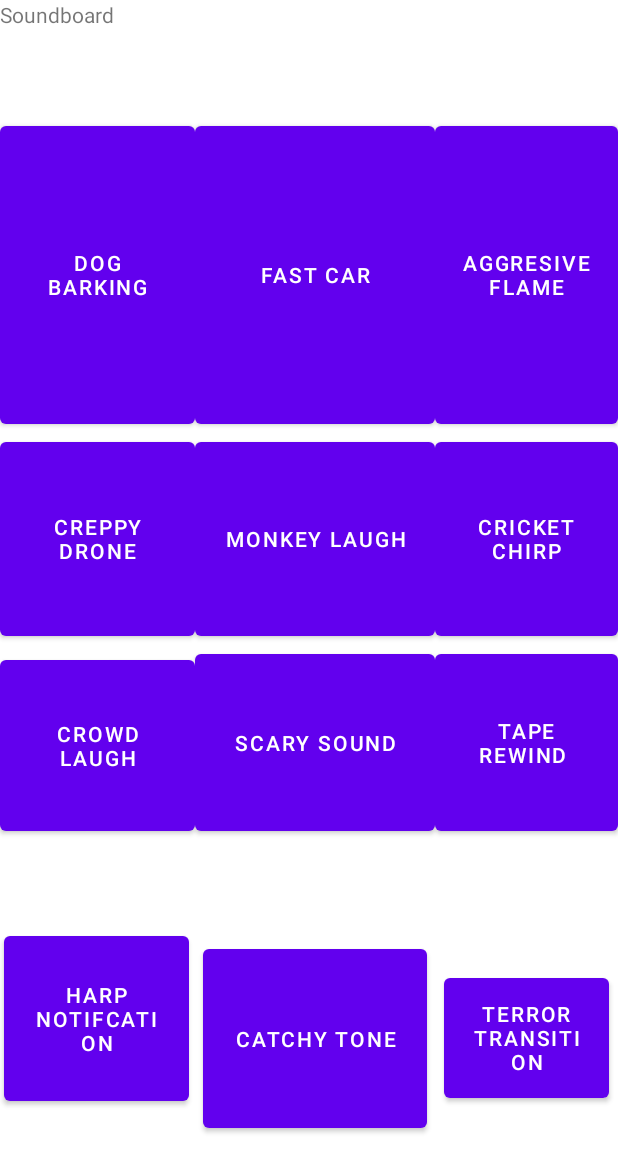
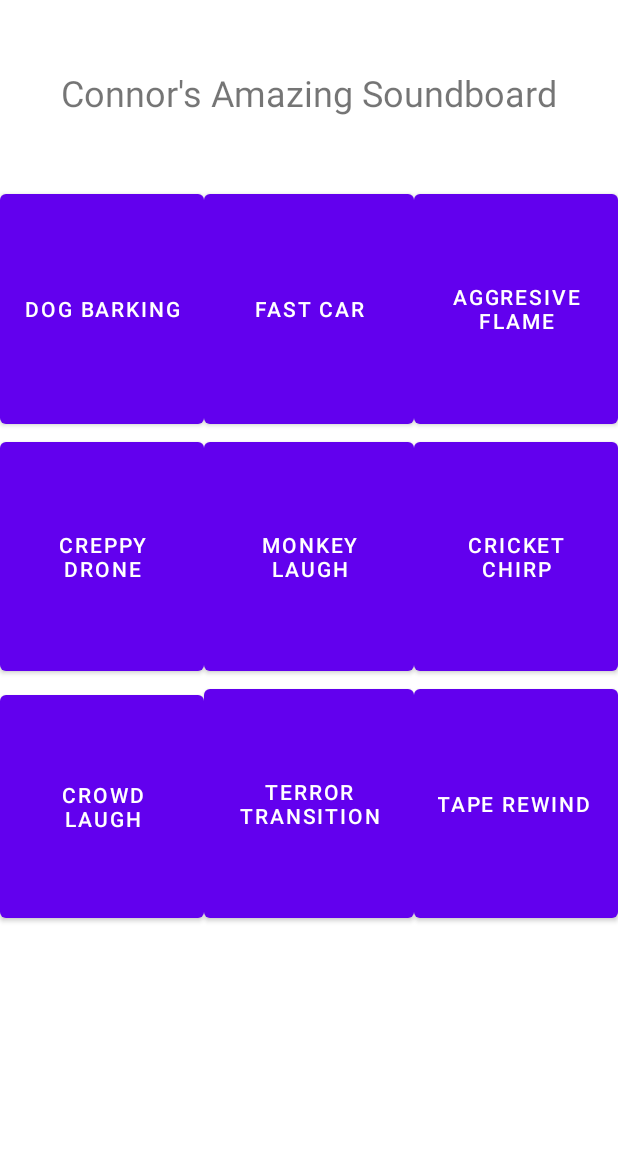
Before and after one commit to connorenglis/SoundBoard, an Android app: the MainActivity screen opened directly, with no data from a screen before it, on a phone screen of 412 x 824 dp. Shown: the top 1172 px of the screen. Run offline under Robolectric (Android 15) with nearby library versions, the phone set to English and light mode, and no system bars.

Commit message:
now working

```diff
--- a/app/src/main/java/com/example/madlibs/MainActivity.java
+++ b/app/src/main/java/com/example/madlibs/MainActivity.java
@@ -6,7 +6,6 @@ import android.media.MediaPlayer;
 import android.os.Bundle;
 import android.view.View;
 import android.widget.Button;
-import android.widget.MediaController;
 
 public class MainActivity extends AppCompatActivity {
 
@@ -29,13 +28,12 @@ public class MainActivity extends AppCompatActivity {
         setContentView(R.layout.activity_main);
 
         btnFire = findViewById(R.id.btn_fire);
-        btnTone = findViewById(R.id.btn_tone);
-        btnLaugh = findViewById(R.id.btn_tone);
+        btnLaugh = findViewById(R.id.btn_laugh);
         btnMonkeyLaugh = findViewById(R.id.btn_monkeylaugh);
         btnDroneSound = findViewById(R.id.btn_crepydrone);
         btnCricketChirp = findViewById(R.id.btn_cricketchrip);
         btnDogBarking = findViewById(R.id.btn_dog);
-        btnFastCar = findViewById(R.id.btn_Car);
+        btnFastCar = findViewById(R.id.btn_car);
         btnTapeRewind = findViewById(R.id.btn_rewind);
         btnGameShow = findViewById(R.id.btn_laugh);
         btnTerrorTransition = findViewById(R.id.btn_terror);
@@ -47,21 +45,12 @@ public class MainActivity extends AppCompatActivity {
                 playFire();
             }
         });
-
-        btnTone.setOnClickListener(new View.OnClickListener() {
-            @Override
-            public void onClick(View view) {
-                playTone();
-            }
-        });
-
         btnLaugh.setOnClickListener(new View.OnClickListener() {
             @Override
             public void onClick(View view) {
                 playLaugh();
             }
         });
-
         btnMonkeyLaugh.setOnClickListener(new View.OnClickListener() {
             @Override
             public void onClick(View view) {
@@ -105,15 +94,6 @@ public class MainActivity extends AppCompatActivity {
             }
         });
 
-
-        btnGameShow.setOnClickListener(new View.OnClickListener() {
-            @Override
-            public void onClick(View view) {
-                playGameShow();
-            }
-        });
-
-
         btnTerrorTransition.setOnClickListener(new View.OnClickListener() {
             @Override
             public void onClick(View view) {
@@ -125,7 +105,7 @@ public class MainActivity extends AppCompatActivity {
     }
 
     private void playFire(){
-        MediaPlayer mp = MediaPlayer.create(this,R.raw.sample_connorsoundboard_fire);
+        MediaPlayer mp = MediaPlayer.create(this,R.raw.sample_connor_fire);
         mp.start();
         mp.setOnCompletionListener(new MediaPlayer.OnCompletionListener() {
             @Override
@@ -139,22 +119,8 @@ public class MainActivity extends AppCompatActivity {
 
 
 
-    private void playTone(){
-        MediaPlayer mp = MediaPlayer.create(this,R.raw.sample_connorsoundboard_tone);
-        mp.start();
-        mp.setOnCompletionListener(new MediaPlayer.OnCompletionListener() {
-            @Override
-            public void onCompletion(MediaPlayer mp) {
-                mp.stop();
-                mp.release();
-                mp = null;
-            }
-        });
-    }
-
-
     private void playLaugh(){
-        MediaPlayer mp = MediaPlayer.create(this,R.raw.sample_connorsoundboard_laugh);
+        MediaPlayer mp = MediaPlayer.create(this,R.raw.sample_connor_laughing);
         mp.start();
         mp.setOnCompletionListener(new MediaPlayer.OnCompletionListener() {
             @Override
@@ -168,7 +134,7 @@ public class MainActivity extends AppCompatActivity {
 
 
     private void playMonkeyLaugh(){
-        MediaPlayer mp = MediaPlayer.create(this,R.raw.sample_connorsoundboard_monkeylaugh);
+        MediaPlayer mp = MediaPlayer.create(this,R.raw.sample_connor_monkey);
         mp.start();
         mp.setOnCompletionListener(new MediaPlayer.OnCompletionListener() {
             @Override
@@ -182,7 +148,7 @@ public class MainActivity extends AppCompatActivity {
 
 
     private void playDroneSound(){
-        MediaPlayer mp = MediaPlayer.create(this,R.raw.sample_connorsoundboard_dronesound);
+        MediaPlayer mp = MediaPlayer.create(this,R.raw.sample_connor_drone);
         mp.start();
         mp.setOnCompletionListener(new MediaPlayer.OnCompletionListener() {
             @Override
@@ -195,7 +161,7 @@ public class MainActivity extends AppCompatActivity {
     }
 
     private void playCricketChirp(){
-        MediaPlayer mp = MediaPlayer.create(this,R.raw.sample_connorsoundboard_cricketchirp);
+        MediaPlayer mp = MediaPlayer.create(this,R.raw.sample_connor_cricket);
         mp.start();
         mp.setOnCompletionListener(new MediaPlayer.OnCompletionListener() {
             @Override
@@ -209,7 +175,7 @@ public class MainActivity extends AppCompatActivity {
 
 
     private void playDogBarking(){
-        MediaPlayer mp = MediaPlayer.create(this,R.raw.sample_connorsoundboard_dogbarking);
+        MediaPlayer mp = MediaPlayer.create(this,R.raw.sample_connor_dog);
         mp.start();
         mp.setOnCompletionListener(new MediaPlayer.OnCompletionListener() {
             @Override
@@ -222,7 +188,7 @@ public class MainActivity extends AppCompatActivity {
     }
 
     private void playFastCar(){
-        MediaPlayer mp = MediaPlayer.create(this,R.raw.sample_connorsoundboard_fastcar);
+        MediaPlayer mp = MediaPlayer.create(this,R.raw.sample_connor_car);
         mp.start();
         mp.setOnCompletionListener(new MediaPlayer.OnCompletionListener() {
             @Override
@@ -235,33 +201,7 @@ public class MainActivity extends AppCompatActivity {
     }
 
     private void playTapeRewind(){
-        MediaPlayer mp = MediaPlayer.create(this,R.raw.sample_connorsoundboard_taperewind);
-        mp.start();
-        mp.setOnCompletionListener(new MediaPlayer.OnCompletionListener() {
-            @Override
-            public void onCompletion(MediaPlayer mp) {
-                mp.stop();
-                mp.release();
-                mp = null;
-            }
-        });
-    }
-
-    private void playTapeRewind(){
-        MediaPlayer mp = MediaPlayer.create(this,R.raw.sample_connorsoundboard_taperewind);
-        mp.start();
-        mp.setOnCompletionListener(new MediaPlayer.OnCompletionListener() {
-            @Override
-            public void onCompletion(MediaPlayer mp) {
-                mp.stop();
-                mp.release();
-                mp = null;
-            }
-        });
-    }
-
-    private void playGameShow(){
-        MediaPlayer mp = MediaPlayer.create(this,R.raw.sample_connorsoundboard_gameshow);
+        MediaPlayer mp = MediaPlayer.create(this,R.raw.sample_connor_rewind);
         mp.start();
         mp.setOnCompletionListener(new MediaPlayer.OnCompletionListener() {
             @Override
@@ -274,7 +214,7 @@ public class MainActivity extends AppCompatActivity {
     }
 
     private void playTerrorTransition(){
-        MediaPlayer mp = MediaPlayer.create(this,R.raw.sample_connorsoundboard_terrortransition);
+        MediaPlayer mp = MediaPlayer.create(this,R.raw.sample_connor_terror);
         mp.start();
         mp.setOnCompletionListener(new MediaPlayer.OnCompletionListener() {
             @Override
--- a/app/src/main/res/layout/activity_main.xml
+++ b/app/src/main/res/layout/activity_main.xml
@@ -16,28 +16,28 @@
         android:layout_width="wrap_content"
         android:layout_height="wrap_content"
         android:orientation="horizontal"
-        app:layout_constraintGuide_begin="78dp" />
+        app:layout_constraintGuide_percent="0.15" />
 
     <androidx.constraintlayout.widget.Guideline
         android:id="@+id/guideline7"
         android:layout_width="wrap_content"
         android:layout_height="wrap_content"
         android:orientation="horizontal"
-        app:layout_constraintGuide_begin="289dp" />
+        app:layout_constraintGuide_percent="0.35" />
 
     <androidx.constraintlayout.widget.Guideline
         android:id="@+id/guideline8"
         android:layout_width="wrap_content"
         android:layout_height="wrap_content"
         android:orientation="horizontal"
-        app:layout_constraintGuide_begin="430dp" />
+        app:layout_constraintGuide_percent="0.55" />
 
     <androidx.constraintlayout.widget.Guideline
         android:id="@+id/guideline9"
         android:layout_width="wrap_content"
         android:layout_height="wrap_content"
         android:orientation="horizontal"
-        app:layout_constraintGuide_begin="560dp" />
+        app:layout_constraintGuide_percent="0.75" />
 
     <androidx.constraintlayout.widget.Barrier
         android:layout_width="wrap_content"
@@ -49,14 +49,14 @@
         android:layout_width="wrap_content"
         android:layout_height="wrap_content"
         android:orientation="vertical"
-        app:layout_constraintGuide_begin="130dp" />
+        app:layout_constraintGuide_percent="0.33" />
 
     <androidx.constraintlayout.widget.Guideline
         android:id="@+id/guideline11"
         android:layout_width="wrap_content"
         android:layout_height="wrap_content"
         android:orientation="vertical"
-        app:layout_constraintGuide_begin="290dp" />
+        app:layout_constraintGuide_percent="0.67" />
 
     <Button
         android:id="@+id/btn_dog"
@@ -71,7 +71,7 @@
         app:layout_constraintVertical_bias="1.0" />
 
     <Button
-        android:id="@+id/btn_Car"
+        android:id="@+id/btn_car"
         android:layout_width="0dp"
         android:layout_height="0dp"
         android:text="Fast car"
@@ -80,26 +80,6 @@
         app:layout_constraintStart_toStartOf="@+id/guideline10"
         app:layout_constraintTop_toTopOf="@+id/guideline6"
         app:layout_constraintVertical_bias="0.503" />
-
-    <Button
-        android:id="@+id/button3"
-        android:layout_width="0dp"
-        android:layout_height="0dp"
-        android:layout_marginStart="64dp"
-        android:text="Button"
-        app:layout_constraintBottom_toTopOf="@+id/guideline7"
-        app:layout_constraintStart_toStartOf="@+id/guideline11"
-        app:layout_constraintTop_toTopOf="@+id/guideline6"
-        app:layout_constraintVertical_bias="0.0" />
-
-    <Button
-        android:id="@+id/button4"
-        android:layout_width="0dp"
-        android:layout_height="0dp"
-        android:text="Button"
-        app:layout_constraintBottom_toTopOf="@+id/guideline8"
-        app:layout_constraintTop_toTopOf="@+id/guideline7"
-        tools:layout_editor_absoluteX="16dp" />
 
     <Button
         android:id="@+id/btn_monkeylaugh"
@@ -130,16 +110,6 @@
         app:layout_constraintBottom_toTopOf="@+id/guideline9"
         app:layout_constraintEnd_toStartOf="@+id/guideline10"
         app:layout_constraintStart_toStartOf="parent"
-        app:layout_constraintTop_toTopOf="@+id/guideline8" />
-
-    <Button
-        android:id="@+id/button8"
-        android:layout_width="0dp"
-        android:layout_height="0dp"
-        android:text="Scary Sound"
-        app:layout_constraintBottom_toTopOf="@+id/guideline9"
-        app:layout_constraintEnd_toStartOf="@+id/guideline11"
-        app:layout_constraintStart_toStartOf="@+id/guideline10"
         app:layout_constraintTop_toTopOf="@+id/guideline8" />
 
     <Button
@@ -174,14 +144,6 @@
         app:layout_constraintTop_toTopOf="@+id/guideline6" />
 
     <Button
-        android:id="@+id/button12"
-        android:layout_width="0dp"
-        android:layout_height="0dp"
-        android:text="Aggresive Car"
-        tools:layout_editor_absoluteX="308dp"
-        tools:layout_editor_absoluteY="330dp" />
-
-    <Button
         android:id="@+id/btn_cricketchrip"
         android:layout_width="0dp"
         android:layout_height="0dp"
@@ -192,43 +154,24 @@
         app:layout_constraintTop_toTopOf="@+id/guideline7" />
 
     <TextView
-        android:id="@+id/textView2"
+        android:id="@+id/tv_title"
         android:layout_width="wrap_content"
         android:layout_height="wrap_content"
-        android:text="Soundboard"
-        tools:layout_editor_absoluteX="188dp"
-        tools:layout_editor_absoluteY="38dp" />
-
-    <Button
-        android:id="@+id/btn_notification"
-        android:layout_width="123dp"
-        android:layout_height="122dp"
-        android:text="Harp Notifcation"
-        app:layout_constraintBottom_toBottomOf="parent"
-        app:layout_constraintEnd_toStartOf="@+id/guideline10"
-        app:layout_constraintHorizontal_bias="0.388"
+        android:text="Connor's Amazing Soundboard"
+        android:textSize="24sp"
+        app:layout_constraintBottom_toTopOf="@+id/guideline6"
+        app:layout_constraintEnd_toEndOf="parent"
         app:layout_constraintStart_toStartOf="parent"
-        app:layout_constraintTop_toTopOf="@+id/guideline9"
-        app:layout_constraintVertical_bias="0.408" />
-
-    <Button
-        android:id="@+id/btn_tone"
-        android:layout_width="149dp"
-        android:layout_height="131dp"
-        android:text="Catchy tone"
-        app:layout_constraintBottom_toBottomOf="parent"
-        app:layout_constraintEnd_toStartOf="@+id/guideline11"
-        app:layout_constraintStart_toStartOf="@+id/guideline10"
-        app:layout_constraintTop_toTopOf="@+id/guideline9" />
+        app:layout_constraintTop_toTopOf="parent" />
 
     <Button
         android:id="@+id/btn_terror"
-        android:layout_width="110dp"
-        android:layout_height="92dp"
+        android:layout_width="0dp"
+        android:layout_height="0dp"
         android:text="terror transition"
-        app:layout_constraintBottom_toBottomOf="parent"
-        app:layout_constraintEnd_toEndOf="parent"
-        app:layout_constraintStart_toStartOf="@+id/guideline11"
-        app:layout_constraintTop_toTopOf="@+id/guideline9" />
+        app:layout_constraintBottom_toTopOf="@+id/guideline9"
+        app:layout_constraintEnd_toStartOf="@+id/guideline11"
+        app:layout_constraintStart_toStartOf="@+id/guideline10"
+        app:layout_constraintTop_toTopOf="@+id/guideline8" />
 
 </androidx.constraintlayout.widget.ConstraintLayout>
```
Also changed, not shown: 11 other files.
